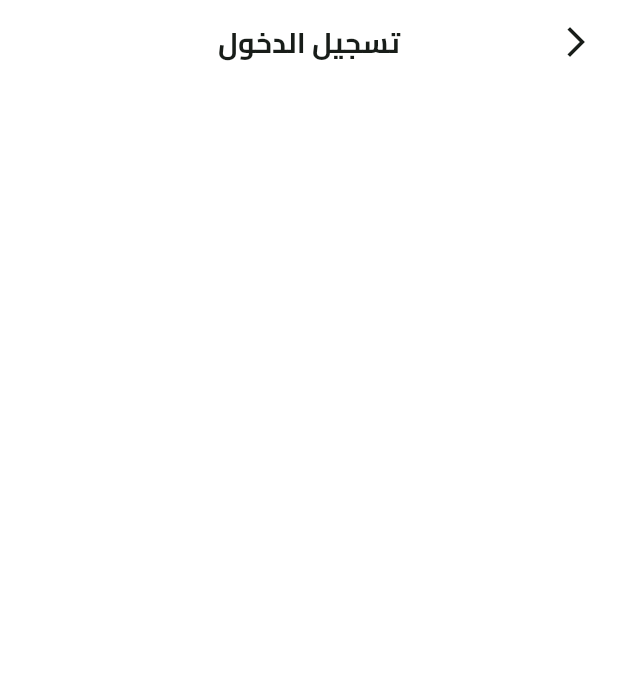
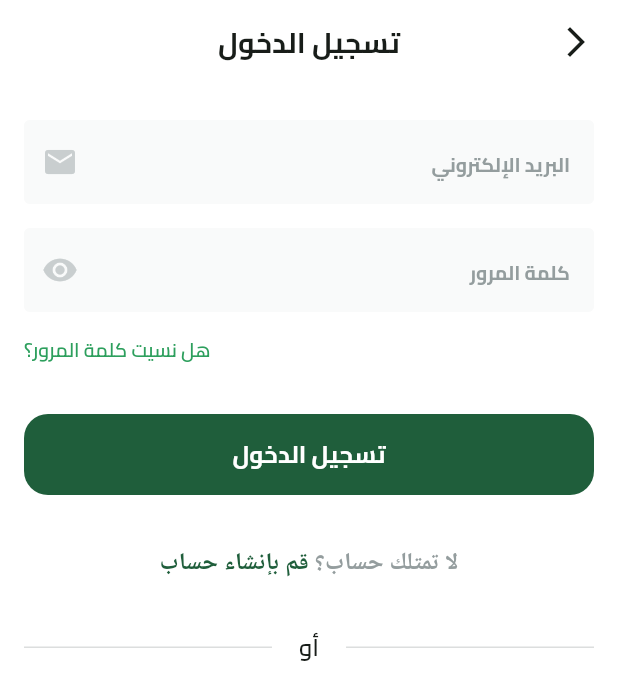
Before and after one commit to mahmoudsaid109/fruite_app, a Flutter app: the screen it shows after launch, after a tap on "تخطي", on a phone screen of 412 x 824 dp. Shown: the top 700 px of the screen. Run offline on Flutter 3.47's test engine with Material 3 defaults, Android fonts, the phone set to English and light mode, and no system bars; our stand-ins replace dots_indicator, shared_preferences; missing offline and left inert: svg_flutter.

Commit message:
create login view widgets expect 3 buttons

```diff
--- /dev/null
+++ b/lib/core/global_widgets/custome_text_form_field.dart
@@ -0,0 +1,37 @@
+import 'package:flutter/material.dart';
+import 'package:fruite_app/core/utils/app_text_styles.dart';
+
+class CustomeTextFormField extends StatelessWidget {
+  const CustomeTextFormField({
+    super.key,
+    required this.hintText,
+    required this.textInputType,
+     this.icon,
+  });
+  final String hintText;
+  final TextInputType textInputType;
+  final Widget? icon;
+  @override
+  Widget build(BuildContext context) {
+    return TextFormField(
+      keyboardType: textInputType,
+      decoration: InputDecoration(
+        suffixIcon: icon,
+        filled: true,
+        hintStyle: TextStyles.bold13.copyWith(color: Color(0xFF949D9E)),
+        hintText: hintText,
+        fillColor: Color(0xFFF9FAFA),
+        border: buildOutlineInputBorder(),
+        enabledBorder: buildOutlineInputBorder(),
+        focusedBorder: buildOutlineInputBorder(),
+      ),
+    );
+  }
+
+  OutlineInputBorder buildOutlineInputBorder() {
+    return OutlineInputBorder(
+      borderRadius: BorderRadius.circular(4.0),
+      borderSide: BorderSide(width: 1, color: Color(0xFFF9FAFA)),
+    );
+  }
+}
--- /dev/null
+++ b/lib/features/auth/presentation/widgets/dont_have_an_account.dart
@@ -0,0 +1,45 @@
+import 'package:flutter/gestures.dart';
+import 'package:flutter/material.dart';
+import 'package:fruite_app/generated/l10n.dart';
+
+import '../../../../../core/utils/app_colors.dart';
+import '../../../../../core/utils/app_text_styles.dart';
+
+
+class DontHaveAnAccountWidget extends StatelessWidget {
+  const DontHaveAnAccountWidget({
+    super.key,
+  });
+
+  @override
+  Widget build(BuildContext context) {
+    return Text.rich(
+      TextSpan(
+        children: [
+          TextSpan(
+            text: S.of(context).dontHaveAnAccount,
+            style: TextStyles.semiBold16.copyWith(
+              color: const Color(0xFF949D9E),
+            ),
+          ),
+          TextSpan(
+            text: ' ',
+            style: TextStyles.semiBold16.copyWith(
+              color: const Color(0xFF616A6B),
+            ),
+          ),
+          TextSpan(
+            recognizer: TapGestureRecognizer()
+              ..onTap = () {
+                // Navigator.pushNamed(context, SignupView.routeName);
+              },
+            text: S.of(context).createAccount,
+            style:
+                TextStyles.semiBold16.copyWith(color: AppColors.primaryColor),
+          ),
+        ],
+      ),
+      textAlign: TextAlign.center,
+    );
+  }
+}
--- a/lib/features/auth/presentation/widgets/login_view_body.dart
+++ b/lib/features/auth/presentation/widgets/login_view_body.dart
@@ -1,10 +1,58 @@
 import 'package:flutter/material.dart';
+import 'package:fruite_app/core/global_widgets/custom_button.dart';
+import 'package:fruite_app/core/global_widgets/custome_text_form_field.dart';
+import 'package:fruite_app/core/utils/app_colors.dart';
+import 'package:fruite_app/core/utils/app_text_styles.dart';
+import 'package:fruite_app/core/utils/constants.dart';
+import 'package:fruite_app/features/auth/presentation/widgets/dont_have_an_account.dart';
+import 'package:fruite_app/features/auth/presentation/widgets/or_widget.dart';
+import 'package:fruite_app/generated/l10n.dart';
 
 class LoginViewBody extends StatelessWidget {
   const LoginViewBody({super.key});
 
   @override
   Widget build(BuildContext context) {
-    return SingleChildScrollView();
+    return Padding(
+      padding: EdgeInsets.symmetric(horizontal: kHorizintalPadding),
+      child: SingleChildScrollView(
+        child: Column(
+          children: [
+            SizedBox(height: 24),
+            CustomeTextFormField(
+              hintText: S.of(context).email,
+              textInputType: TextInputType.emailAddress,
+              icon: Icon(Icons.email, color: Color(0xFFC9CECF)),
+            ),
+            SizedBox(height: kTopPaddding),
+            CustomeTextFormField(
+              hintText: S.of(context).password,
+              textInputType: TextInputType.visiblePassword,
+              icon: Icon(Icons.remove_red_eye, color: Color(0xFFC9CECF)),
+            ),
+            SizedBox(height: kTopPaddding),
+            Align(
+              alignment: Alignment.centerLeft,
+              child: Text(
+                S.of(context).forgotPassword,
+                style: TextStyles.semiBold13.copyWith(
+                  color: AppColors.lightPrimaryColor,
+                ),
+              ),
+            ),
+           SizedBox(height: 33),
+           CustomButton(
+              text: S.of(context).login,
+              onPressed: () {},
+            ),
+            SizedBox(height: 33),
+            DontHaveAnAccountWidget(),
+            SizedBox(height: 33),
+            OrDivider(),
+            SizedBox(height: kTopPaddding),
+          ],
+        ),
+      ),
+    );
   }
 }
--- /dev/null
+++ b/lib/features/auth/presentation/widgets/or_widget.dart
@@ -0,0 +1,24 @@
+import 'package:flutter/material.dart';
+import 'package:fruite_app/core/utils/app_text_styles.dart';
+import 'package:fruite_app/generated/l10n.dart';
+
+class OrDivider extends StatelessWidget {
+  const OrDivider({super.key});
+
+  @override
+  Widget build(BuildContext context) {
+    return Row(
+      children: [
+        Expanded(child: Divider(color: Color(0xFFDCDEDE))),
+        SizedBox(width: 18),
+        Text(
+          S.of(context).or,
+          textAlign: TextAlign.center,
+          style: TextStyles.semiBold16,
+        ),
+        SizedBox(width: 18),
+        Expanded(child: Divider(color: Color(0xFFDCDEDE))),
+      ],
+    );
+  }
+}
--- a/lib/l10n/intl_ar.arb
+++ b/lib/l10n/intl_ar.arb
@@ -6,5 +6,12 @@
     "searcAndShop":"ابحث وتسوق",
     "startNow":"ابدأ الآن",
     "login":"تسجيل الدخول",
-    "register":"إنشاء حساب"
+    "register":"إنشاء حساب",
+    "email":"البريد الإلكتروني",
+    "password":"كلمة المرور",
+    "forgotPassword":"هل نسيت كلمة المرور؟",
+    "dontHaveAnAccount":"لا تمتلك حساب؟",
+    "createAccount":"قم بإنشاء حساب",
+    "or":"أو"
+
 }
--- a/lib/l10n/intl_en.arb
+++ b/lib/l10n/intl_en.arb
@@ -6,5 +6,11 @@
     "searcAndShop":"Search and Shop",
     "startNow":"Start Now",
     "login":"Login",
-    "register":"Register"
+    "register":"Register",
+    "email":"Email",
+    "password":"Password",
+    "forgotPassword":"Forgot Password?",
+    "dontHaveAnAccount":"Don't have an account?",
+    "createAccount":"Create Account",
+    "or":"Or"
 }
```
Also changed, not shown: lib/generated/intl/messages_ar.dart, lib/generated/intl/messages_en.dart, lib/generated/l10n.dart.
